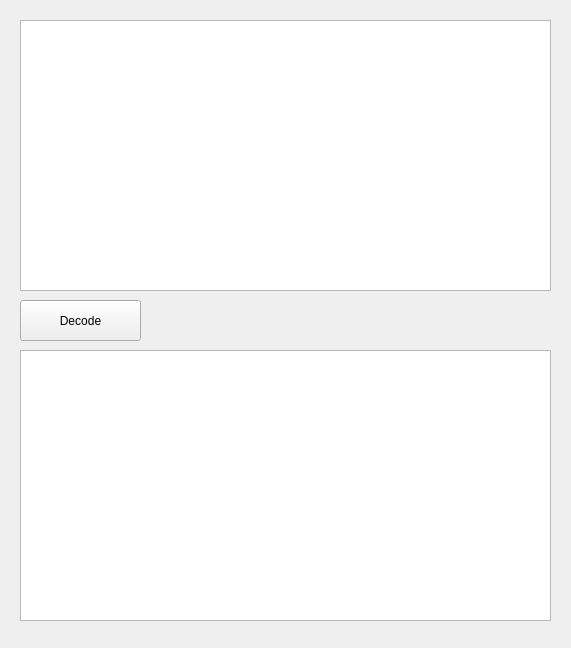
This is widget.ui in Andoku/decoderXTEA as Qt 5 draws it before an edit. The edited form follows.
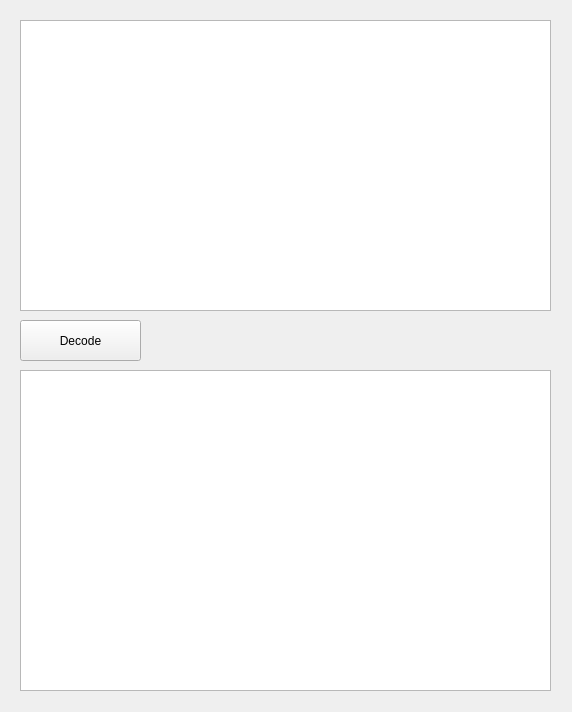
This is the edited form.

Commit message: Доделал расшифровку. Исправил ошибку с ключом. Изменил формат вывода.

The edit to the form file:
```diff
--- a/widget.ui
+++ b/widget.ui
@@ -6,10 +6,28 @@
    <rect>
     <x>0</x>
     <y>0</y>
-    <width>571</width>
-    <height>648</height>
+    <width>572</width>
+    <height>712</height>
    </rect>
   </property>
+  <property name="sizePolicy">
+   <sizepolicy hsizetype="Preferred" vsizetype="Preferred">
+    <horstretch>0</horstretch>
+    <verstretch>0</verstretch>
+   </sizepolicy>
+  </property>
+  <property name="minimumSize">
+   <size>
+    <width>572</width>
+    <height>712</height>
+   </size>
+  </property>
+  <property name="maximumSize">
+   <size>
+    <width>572</width>
+    <height>712</height>
+   </size>
+  </property>
   <property name="windowTitle">
    <string>XTEA Decoder</string>
   </property>
@@ -19,7 +37,7 @@
      <x>20</x>
      <y>20</y>
      <width>531</width>
-     <height>271</height>
+     <height>291</height>
     </rect>
    </property>
   </widget>
@@ -27,7 +45,7 @@
    <property name="geometry">
     <rect>
      <x>20</x>
-     <y>300</y>
+     <y>320</y>
      <width>121</width>
      <height>41</height>
     </rect>
@@ -36,18 +54,15 @@
     <string>Decode</string>
    </property>
   </widget>
-  <widget class="QPlainTextEdit" name="result">
+  <widget class="QTextEdit" name="result">
    <property name="geometry">
     <rect>
      <x>20</x>
-     <y>350</y>
+     <y>370</y>
      <width>531</width>
-     <height>271</height>
+     <height>321</height>
     </rect>
    </property>
-   <property name="frameShadow">
-    <enum>QFrame::Plain</enum>
-   </property>
    <property name="readOnly">
     <bool>true</bool>
    </property>
```
Left out of the diff: 2 changed lines with no effect on the pictures. The commit also changes 3 other files.
